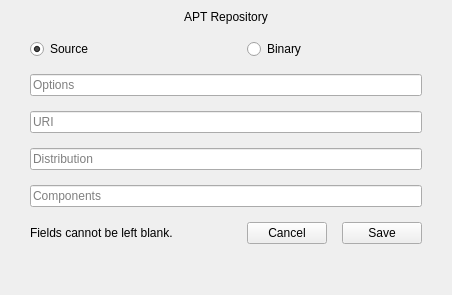
This is shared/nexis/Pages/AptSourceManager/apt_source_edit.ui in s4solutionsllc/Nexis as Qt 5 draws it before an edit. The edited form follows.
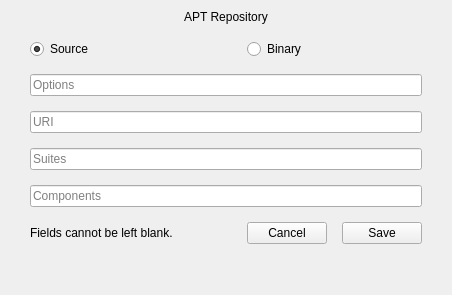
This is the edited form.

Patch:
```diff
--- a/shared/nexis/Pages/AptSourceManager/apt_source_edit.ui
+++ b/shared/nexis/Pages/AptSourceManager/apt_source_edit.ui
@@ -130,7 +130,7 @@
    <item row="5" column="0" colspan="4">
     <widget class="QLineEdit" name="txtDistribution">
      <property name="placeholderText">
-      <string>Distribution</string>
+      <string>Suites</string>
      </property>
     </widget>
    </item>
```
Left out of the diff: 4 changed lines with no effect on the pictures.
